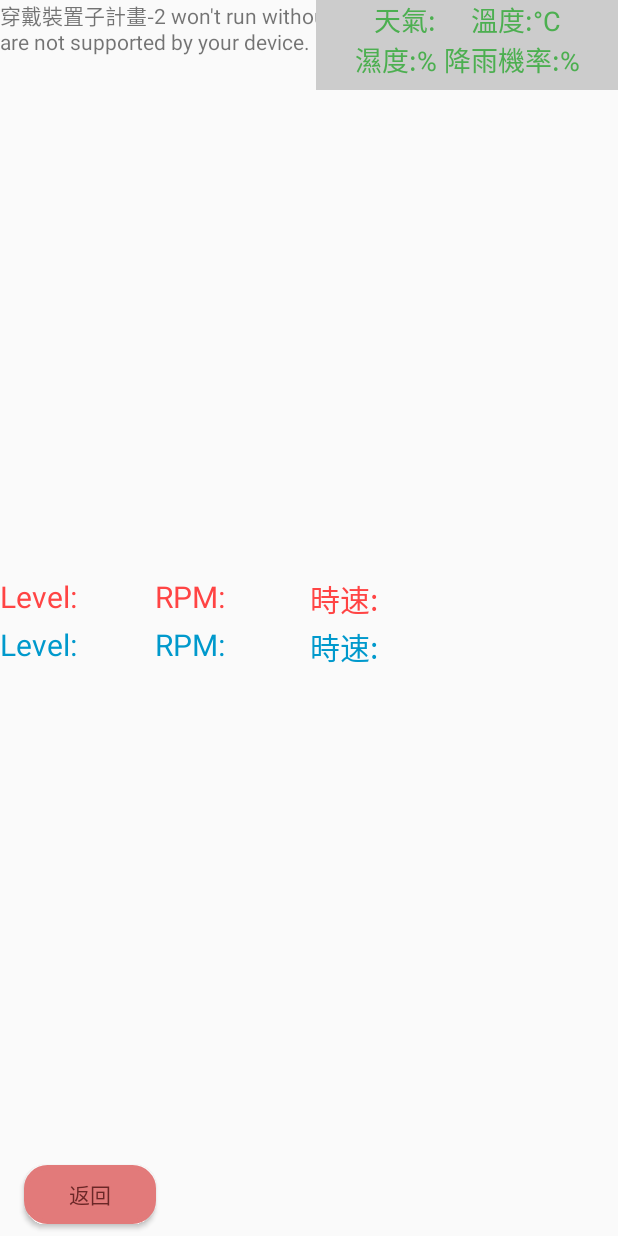
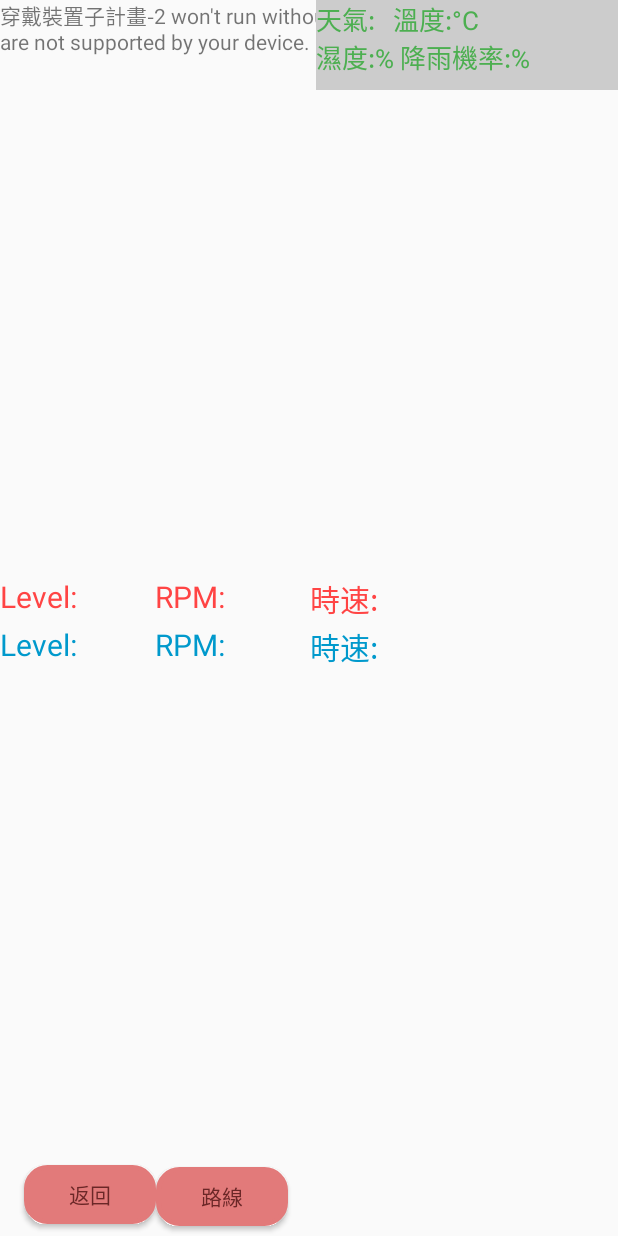
Before and after one commit to z125624277/BLE_MAP_wearble, an Android app: the MapsActivity screen opened directly, with no data from a screen before it, on a phone screen of 412 x 824 dp. Run offline under Robolectric (Android 15) with nearby library versions, the phone set to English and light mode, and no system bars; 2 statements that could not run were skipped.

Commit message:
2018/9/8新增路線

```diff
--- a/app/src/main/java/com/example/pong/test/MapsActivity.java
+++ b/app/src/main/java/com/example/pong/test/MapsActivity.java
@@ -2,6 +2,7 @@ package com.example.pong.test;
 
 import android.Manifest;
 import android.content.pm.PackageManager;
+import android.graphics.Color;
 import android.hardware.SensorManager;
 import android.location.Location;
 import android.location.LocationListener;
@@ -22,11 +23,14 @@ import com.google.android.gms.maps.SupportMapFragment;
 import com.google.android.gms.maps.model.BitmapDescriptorFactory;
 import com.google.android.gms.maps.model.LatLng;
 import com.google.android.gms.maps.model.MarkerOptions;
+import com.google.android.gms.maps.model.Polyline;
+import com.google.android.gms.maps.model.PolylineOptions;
 
 import java.io.IOException;
 import java.security.SecureRandom;
 import java.security.cert.CertificateException;
 import java.security.cert.X509Certificate;
+import java.util.ArrayList;
 
 import javax.net.ssl.HostnameVerifier;
 import javax.net.ssl.SSLContext;
@@ -39,7 +43,8 @@ import okhttp3.OkHttpClient;
 import okhttp3.Request;
 import okhttp3.Response;
 public class MapsActivity extends FragmentActivity implements OnMapReadyCallback {
-
+    public ArrayList<LatLng> traceOfMe; //紀錄軌跡
+    Boolean map_route_judge=true;
     private GoogleMap mMap;
     private Handler handler = new Handler(); //每秒定時執行的方法
     public String str_level="",str2_rpm="",str3_gps="";//接收的LEVEL RPM字串
@@ -133,7 +138,7 @@ public class MapsActivity extends FragmentActivity implements OnMapReadyCallback
             speed2.setText("時速:"+web_data_rec[19]);
             //for(int i=0;i<web_data_rec.length;i++){Log.d("測試","web_data_rec["+i+"]="+web_data_rec[i]);}
 
-            weather.setText("天氣:"+map_data.getdata7(5)+"     溫度:"+web_data_rec[6]+"°C"+//14 15 16 17
+            weather.setText("天氣:"+map_data.getdata7(5)+"   溫度:"+web_data_rec[6]+"°C"+
                     "\n濕度:"+web_data_rec[7]+"%"+" 降雨機率:"+web_data_rec[8]+"%");
 
 
@@ -165,9 +170,6 @@ public class MapsActivity extends FragmentActivity implements OnMapReadyCallback
                 @Override
                 public void run() {
                     try {
-                        //str_level="100";//暫用
-                        //str2_rpm="999";//暫用
-                        //str3_gps="24.159455,120 .693808";//暫用
                         str3_gps=str3_gps.replace(" ","");//去除空格
                     doPostRequest(str_level,str2_rpm,str3_gps);//好像是新執行續才能啟動傳送
                     } catch (Exception e) {
@@ -275,18 +277,20 @@ public class MapsActivity extends FragmentActivity implements OnMapReadyCallback
         public void onLocationChanged(Location location) {
             //当位置更新时调用，并传入 对应的Location对象
             if (location != null) {
+
                 Log.d("測試","定位中!!!!!!!....");
                 str3_gps = String.format("%f, %f", location.getLatitude(), location.getLongitude());//獲得經(Longitude)緯(Latitude)度
                 GlobalVariable map_data = (GlobalVariable)getApplicationContext();//全域變數設定
-                map_data.setdata2(str3_gps);//傳送GPS到全域變數
+                map_data.setdata2(str3_gps);//傳送GPS到全域變數，為了讓位置傳送到後端
                 Toast.makeText(getApplicationContext(), str3_gps, Toast.LENGTH_SHORT).show();//顯示在畫面上
                 LatLng sydney = new LatLng(location.getLatitude(), location.getLongitude());//設定座標經緯度
                 LatLng latlong = new LatLng(Lat, Long);//設定座標經緯度 Lat Long  24.073373, 120.715190
                 mMap.clear();
+                trackToMe(location.getLatitude(),location.getLongitude());
+
                 mMap.addMarker(new MarkerOptions().position(sydney).title("您的位置"));//紅色座標名稱
                 mMap.addMarker(new MarkerOptions().position(latlong).title("第2位置").icon(BitmapDescriptorFactory.defaultMarker(BitmapDescriptorFactory.HUE_AZURE)));
                 mMap.moveCamera(CameraUpdateFactory.newLatLngZoom(sydney,16.0f));//範圍在2.0到21.0之間讓畫面顯示位置(放大)
-
             } else {
                 // Logger.d("Location is null");
                 Toast.makeText(getApplicationContext(), "Location is null", Toast.LENGTH_SHORT).show();
@@ -313,7 +317,7 @@ public class MapsActivity extends FragmentActivity implements OnMapReadyCallback
     @Override
     public void onMapReady(GoogleMap googleMap) {
         mMap = googleMap;
-
+        //在地圖上可顯示為一個小藍點  mMap.setMyLocationEnabled(true);
         // Add a marker in Sydney and move the camera
         //LatLng sydney = new LatLng(-34, 151);
         //mMap.addMarker(new MarkerOptions().position(sydney).title("Marker in Sydney"));
@@ -325,6 +329,28 @@ public class MapsActivity extends FragmentActivity implements OnMapReadyCallback
                 //Intent i=new Intent(MapsActivity.this, MainActivity.class);
                 //startActivity(i);
                 finish();
+                break;
+            case R.id.map_route:
+                if(map_route_judge==true){
+                    mLocationManager.removeUpdates(mLocationListener);//停止定位
+                    handler.removeCallbacks(runnable);//停止定時執行(不會傳資料到後端+顯示暫停)
+                    PolylineOptions polylineOpt = new PolylineOptions();
+                    for (LatLng latlng : traceOfMe) {
+                        polylineOpt.add(latlng);
+                    }
+                    polylineOpt.color(Color.RED);
+                    Polyline line = mMap.addPolyline(polylineOpt);
+                    line.setWidth(10);
+                    Toast.makeText(this, "路線", Toast.LENGTH_SHORT).show();
+                    map_route_judge=false;
+                }else{
+                    Toast.makeText(this, "重啟", Toast.LENGTH_SHORT).show();
+                    handler.postDelayed(runnable, 1000);//每2s執行runnable (傳送資料到後端+顯示)
+                    getCurrentLocation();//重新開啟定位
+                    map_route_judge=true;
+                }
+
+
                 break;
         }
     }
@@ -356,4 +382,19 @@ public class MapsActivity extends FragmentActivity implements OnMapReadyCallback
     }
     //讓SSL驗證全部信任的方法
 
+    private void trackToMe(double lat, double lng){
+        Log.d("測試","我進來紀錄軌跡的函式了");
+        if (traceOfMe == null) {
+            traceOfMe = new ArrayList<LatLng>();
+        }
+        traceOfMe.add(new LatLng(lat, lng));
+        /*PolylineOptions polylineOpt = new PolylineOptions();
+        for (LatLng latlng : traceOfMe) {
+            polylineOpt.add(latlng);
+        }
+        polylineOpt.color(Color.RED);
+        Polyline line = mMap.addPolyline(polylineOpt);
+        line.setWidth(10);*/
+    }
+
 }
--- a/app/src/main/res/layout/activity_maps.xml
+++ b/app/src/main/res/layout/activity_maps.xml
@@ -6,8 +6,8 @@
     android:layout_width="match_parent"
     android:layout_height="match_parent"
     tools:context="com.example.pong.test.MapsActivity"
-    tools:layout_editor_absoluteY="81dp"
-    tools:layout_editor_absoluteX="0dp">
+    tools:layout_editor_absoluteX="0dp"
+    tools:layout_editor_absoluteY="81dp">
 
     <fragment xmlns:android="http://schemas.android.com/apk/res/android"
         xmlns:map="http://schemas.android.com/apk/res-auto"
@@ -49,17 +49,37 @@
         tools:layout_constraintBottom_creator="1"
         tools:layout_constraintLeft_creator="1" />
 
+    <Button
+        android:id="@+id/map_route"
+        android:layout_width="88dp"
+        android:layout_height="39dp"
+        android:layout_marginTop="8dp"
+        android:background="@drawable/buttonshape"
+        android:onClick="Onclick"
+        android:text="路線"
+        android:textColor="#6B2727"
+        app:layout_constraintBottom_toBottomOf="parent"
+        app:layout_constraintEnd_toEndOf="parent"
+        app:layout_constraintHorizontal_bias="0.0"
+        app:layout_constraintStart_toEndOf="@+id/btn_back"
+        app:layout_constraintTop_toTopOf="parent"
+        app:layout_constraintVertical_bias="0.991"
+        tools:layout_constraintBottom_creator="1"
+        tools:layout_constraintLeft_creator="1" />
+
     <TextView
         android:id="@+id/weather"
         android:layout_width="201dp"
         android:layout_height="60dp"
         android:background="#FFCCCCCC"
-        android:gravity="top|center_horizontal"
+        android:gravity="top|left"
         android:text="各項訊息"
-        android:textAlignment="center"
+        android:textAlignment="gravity"
         android:textColor="#FF4CAF50"
-        android:textSize="18sp"
+        android:textSize="17sp"
         app:layout_constraintEnd_toEndOf="parent"
+        app:layout_constraintHorizontal_bias="1.0"
+        app:layout_constraintStart_toStartOf="parent"
         app:layout_constraintTop_toTopOf="parent" />
 
     <TextView
```
